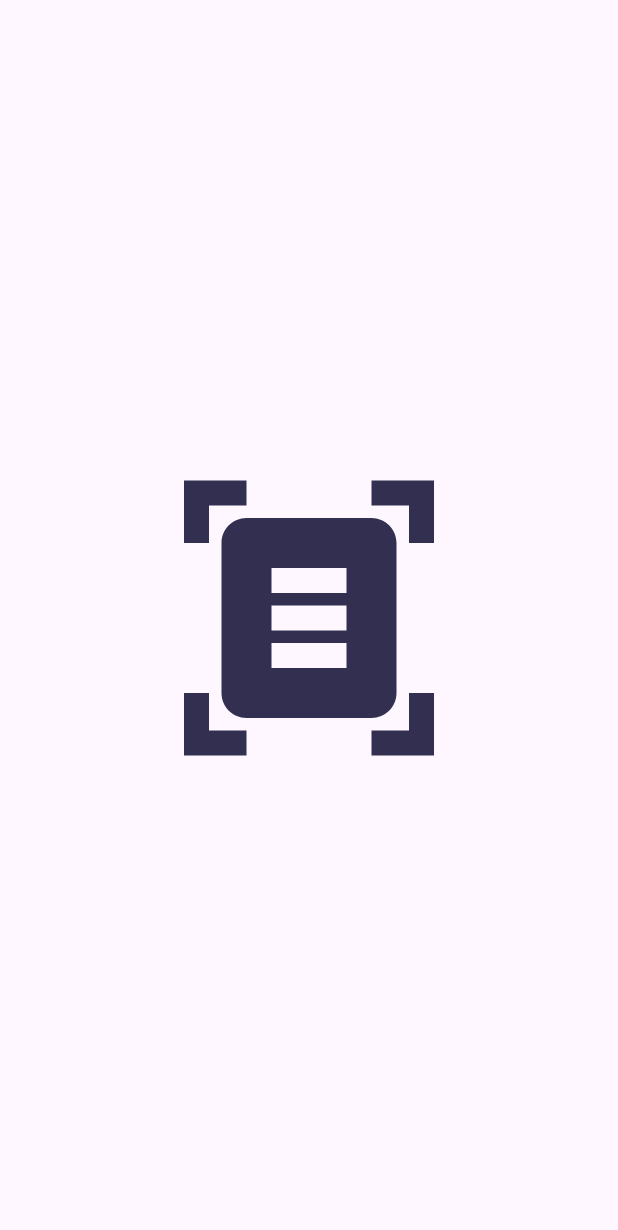
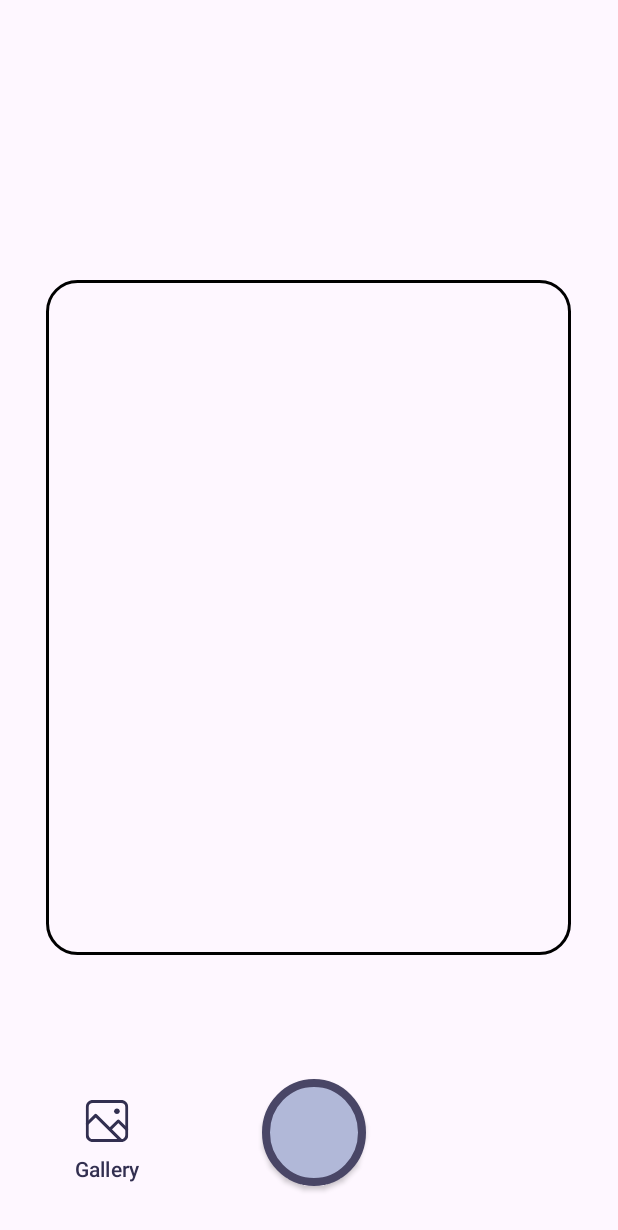
Before and after one commit to afnanramadhan/bondoman-android-app, an Android app: the layout fragment_scan.xml on its own in the app's theme, with its tools: preview values and no code run, on a phone screen of 412 x 824 dp. Shown: the top 1230 px of the screen. Run offline under Robolectric (Android 15) with nearby library versions, the phone set to English and light mode, and no system bars.

Commit message:
fix scan nota

```diff
--- a/app/build.gradle.kts
+++ b/app/build.gradle.kts
@@ -1,7 +1,7 @@
 plugins {
     id("com.android.application")
     id("org.jetbrains.kotlin.android")
-    id("kotlin-parcelize")
+    id ("kotlin-parcelize")
 }
 
 android {
@@ -17,8 +17,6 @@ android {
 
         testInstrumentationRunner = "androidx.test.runner.AndroidJUnitRunner"
     }
-
-//
 
     buildTypes {
         release {
@@ -57,5 +55,4 @@ dependencies {
     testImplementation("junit:junit:4.13.2")
     androidTestImplementation("androidx.test.ext:junit:1.1.5")
     androidTestImplementation("androidx.test.espresso:espresso-core:3.5.1")
-
 }
--- /dev/null
+++ b/app/src/main/res/drawable/gallery.xml
@@ -0,0 +1,28 @@
+<vector xmlns:android="http://schemas.android.com/apk/res/android"
+    android:width="29dp"
+    android:height="28dp"
+    android:viewportWidth="29"
+    android:viewportHeight="28">
+  <group>
+    <clip-path
+        android:pathData="M0.5,0h28v28h-28z"/>
+    <path
+        android:pathData="M5.167,0.933H23.833C24.823,0.933 25.773,1.327 26.473,2.027C27.173,2.727 27.567,3.677 27.567,4.667V23.333C27.567,24.323 27.173,25.273 26.473,25.973C25.773,26.673 24.823,27.067 23.833,27.067H5.167C4.177,27.067 3.227,26.673 2.527,25.973C1.827,25.273 1.433,24.323 1.433,23.333V4.667C1.433,3.677 1.827,2.727 2.527,2.027C3.227,1.327 4.177,0.933 5.167,0.933Z"
+        android:strokeLineJoin="round"
+        android:strokeWidth="2"
+        android:fillColor="#00000000"
+        android:fillType="evenOdd"
+        android:strokeColor="#322F50"
+        android:strokeLineCap="round"/>
+    <path
+        android:pathData="M27.567,19.6L21.967,14L16.367,19.572M23.833,27.067L7.033,10.267L1.433,15.867"
+        android:strokeLineJoin="round"
+        android:strokeWidth="2"
+        android:fillColor="#00000000"
+        android:strokeColor="#322F50"
+        android:strokeLineCap="round"/>
+    <path
+        android:pathData="M21.033,9.333C22.064,9.333 22.9,8.498 22.9,7.467C22.9,6.436 22.064,5.6 21.033,5.6C20.002,5.6 19.167,6.436 19.167,7.467C19.167,8.498 20.002,9.333 21.033,9.333Z"
+        android:fillColor="#322F50"/>
+  </group>
+</vector>
--- /dev/null
+++ b/app/src/main/res/drawable/iv_picture.xml
@@ -0,0 +1,8 @@
+<?xml version="1.0" encoding="utf-8"?>
+<shape xmlns:android="http://schemas.android.com/apk/res/android"
+    android:shape="rectangle">
+    <corners android:radius="20dp" />
+    <stroke
+        android:width="2dp"
+        android:color="#000000" />
+</shape>
--- /dev/null
+++ b/app/src/main/res/drawable/rounded_button.xml
@@ -0,0 +1,11 @@
+<?xml version="1.0" encoding="utf-8"?>
+<selector xmlns:android="http://schemas.android.com/apk/res/android">
+
+    <item>
+        <shape android:shape="oval">
+            <corners android:radius="8dp" />
+            <solid android:color="#B1B8D8" />
+            <stroke android:width="5dp" android:color="#494666" />
+        </shape>
+    </item>
+</selector>
--- a/app/src/main/res/layout/fragment_scan.xml
+++ b/app/src/main/res/layout/fragment_scan.xml
@@ -9,12 +9,51 @@
         android:layout_width="match_parent"
         android:layout_height="match_parent">
 
+<!--        <ImageView-->
+<!--            android:id="@+id/iv_scan"-->
+<!--            android:src="@drawable/baseline_document_scanner_24"-->
+<!--            android:layout_width="200dp"-->
+<!--            android:layout_height="200dp"-->
+<!--            android:layout_centerInParent="true"/>-->
+
         <ImageView
-            android:id="@+id/iv_scan"
-            android:src="@drawable/baseline_document_scanner_24"
-            android:layout_width="200dp"
-            android:layout_height="200dp"
-            android:layout_centerInParent="true"/>
+            android:id="@+id/captureImageView"
+            android:layout_width="350dp"
+            android:layout_height="450dp"
+            android:layout_centerInParent="true"
+            android:background="@drawable/iv_picture"
+            android:scaleType="centerCrop" />
+
+        <android.widget.Button
+            android:id="@+id/captureImgBtn"
+            android:layout_width="69dp"
+            android:layout_height="71dp"
+
+            android:layout_alignParentEnd="true"
+            android:layout_alignParentBottom="true"
+            android:layout_marginVertical="33dp"
+            android:layout_marginEnd="168dp"
+            android:layout_marginBottom="35dp"
+            android:background="@drawable/rounded_button"
+            android:text="" />
+
+        <Button
+            android:id="@+id/pickImgBtn"
+            android:layout_width="wrap_content"
+            android:layout_height="wrap_content"
+            android:layout_alignParentStart="true"
+            android:layout_alignParentBottom="true"
+            android:layout_marginVertical="25dp"
+            android:layout_marginStart="24dp"
+            android:layout_marginEnd="55dp"
+            android:layout_marginBottom="24dp"
+            android:layout_toStartOf="@+id/captureImgBtn"
+            android:background="@android:color/transparent"
+            android:drawableTop="@drawable/gallery"
+            android:drawablePadding="0dp"
+            android:text="Gallery"
+            android:textColor="@color/primary_color_1" />
+
 
     </RelativeLayout>
 </FrameLayout>
```
Also changed, not shown: app/src/main/AndroidManifest.xml (+10 -0 lines), app/src/main/java/com/example/android_hit/Scan.kt (+96 -5 lines).
